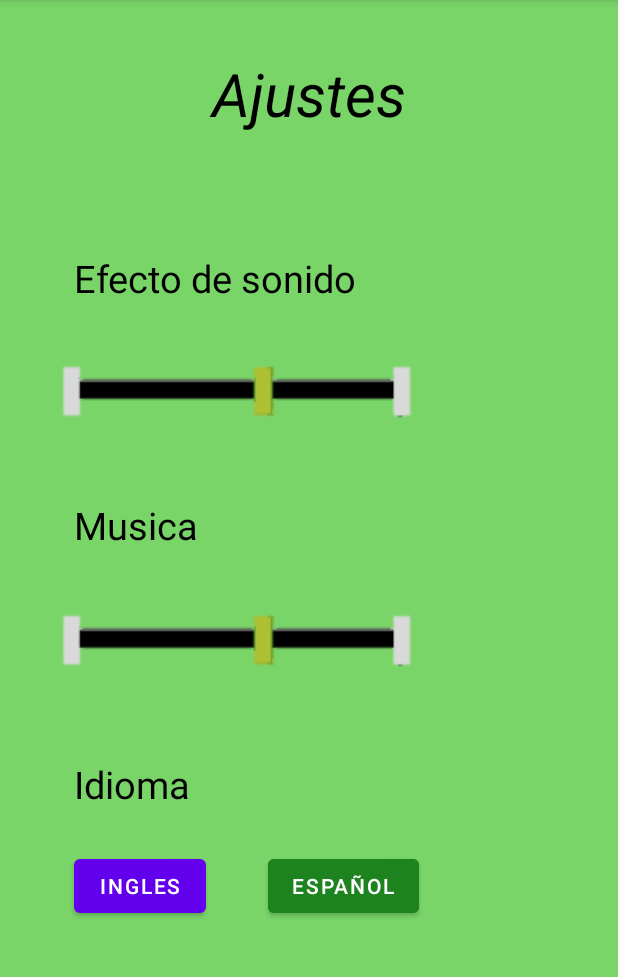
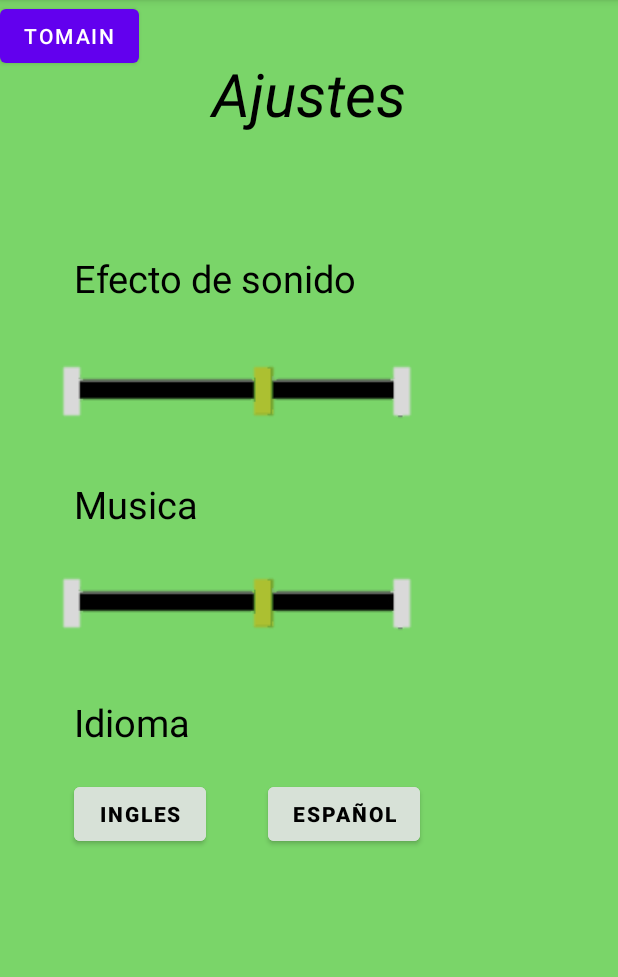
Before and after one commit to RodrigoHdezPimentel/Actividad_Desarrollo_Movil, an Android app: the Ajustes screen opened directly, with no data from a screen before it, on a phone screen of 412 x 824 dp, the part 84-1061 px from its top. Run offline under Robolectric (Android 15) with nearby library versions, the phone set to English and light mode, and no system bars.

Commit message:
ajustes en proceso.

```diff
--- a/app/src/main/res/layout/activity_ajustes.xml
+++ b/app/src/main/res/layout/activity_ajustes.xml
@@ -110,14 +110,14 @@
         android:layout_width="wrap_content"
         android:layout_height="wrap_content"
         android:orientation="horizontal"
-        app:layout_constraintGuide_begin="382dp" />
+        app:layout_constraintGuide_begin="354dp" />
 
     <androidx.constraintlayout.widget.Guideline
         android:id="@+id/guideline12"
         android:layout_width="wrap_content"
         android:layout_height="wrap_content"
         android:orientation="horizontal"
-        app:layout_constraintGuide_begin="478dp" />
+        app:layout_constraintGuide_begin="444dp" />
 
     <ImageView
         android:id="@+id/imageView8"
@@ -147,25 +147,38 @@
         android:layout_width="wrap_content"
         android:layout_height="wrap_content"
         android:orientation="horizontal"
-        app:layout_constraintGuide_begin="567dp" />
+        app:layout_constraintGuide_begin="519dp" />
 
     <Button
         android:id="@+id/ingles"
         android:layout_width="wrap_content"
         android:layout_height="wrap_content"
+        android:backgroundTint="#D7E1D7"
         android:text="Ingles"
+        android:textColor="#000000"
+        android:textStyle="bold"
         app:layout_constraintStart_toStartOf="@+id/guideline5"
         app:layout_constraintTop_toTopOf="@+id/guideline21" />
 
     <Button
-        android:backgroundTint="@color/button_green"
         android:id="@+id/espanol"
         android:layout_width="wrap_content"
         android:layout_height="wrap_content"
+        android:backgroundTint="#D7E1D7"
         android:text="Español"
+        android:textColor="#000000"
+        android:textStyle="bold"
         app:layout_constraintEnd_toStartOf="@+id/guideline4"
         app:layout_constraintStart_toEndOf="@+id/ingles"
         app:layout_constraintTop_toTopOf="@+id/guideline21" />
 
+    <Button
+        android:id="@+id/button"
+        android:layout_width="wrap_content"
+        android:layout_height="wrap_content"
+        android:text="toMain"
+        tools:layout_editor_absoluteX="138dp"
+        tools:layout_editor_absoluteY="612dp" />
+
 
 </androidx.constraintlayout.widget.ConstraintLayout>
```
